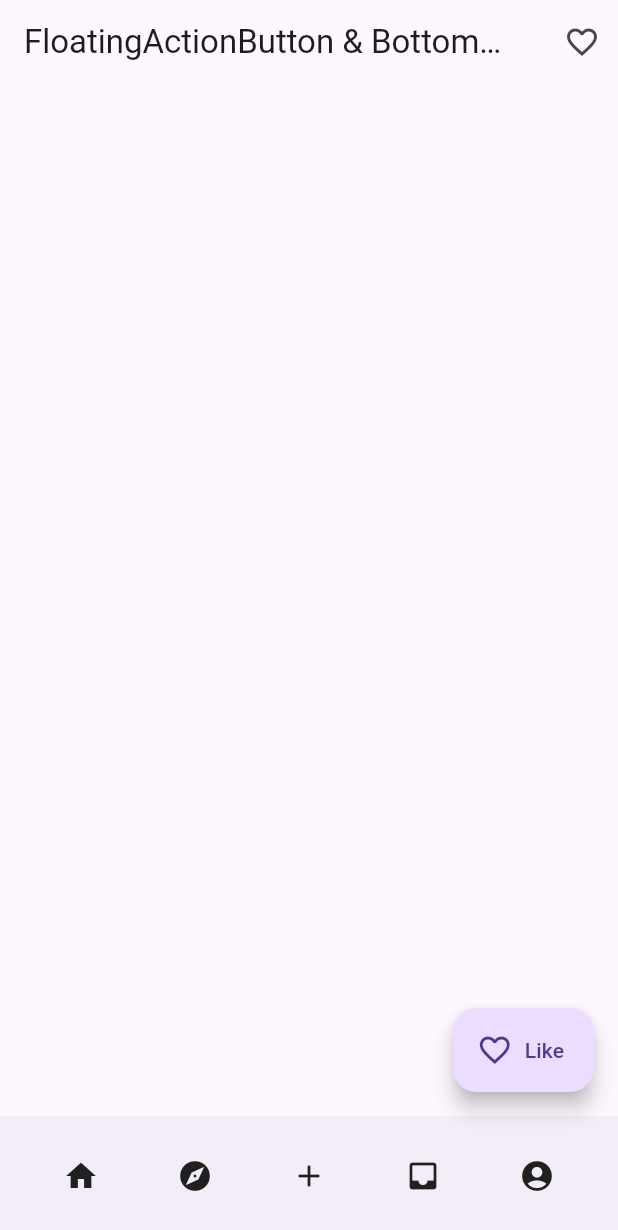
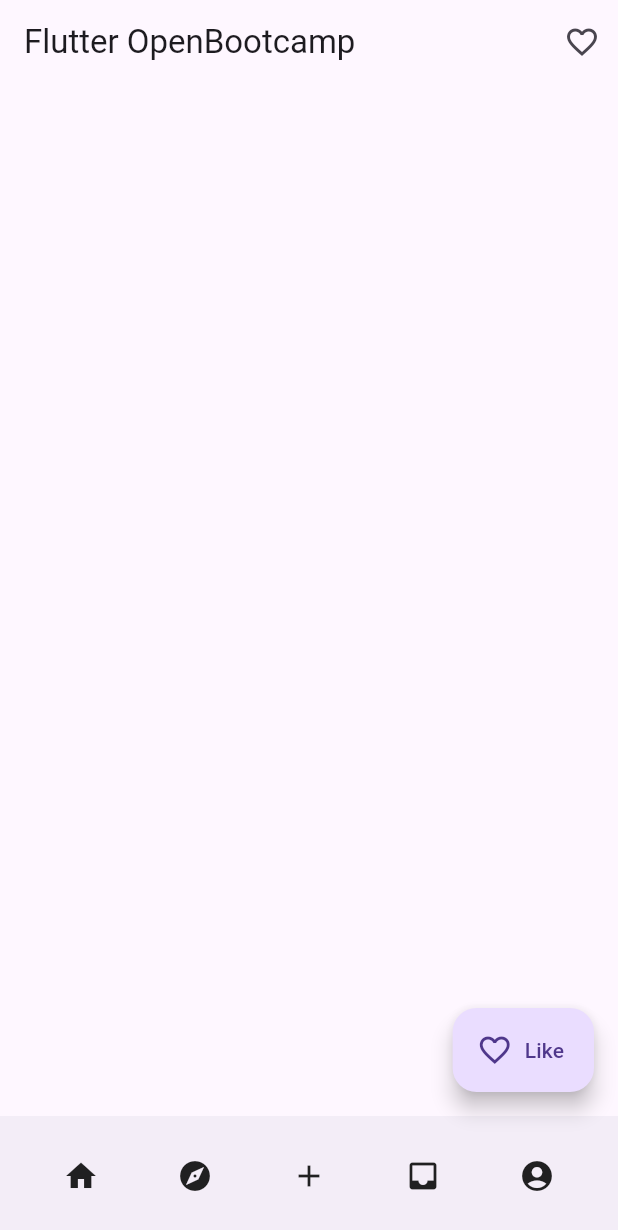
Before and after one commit to Miqueas/Learning-Notes, a Flutter app: the MyHomePage screen opened directly, on a phone screen of 412 x 824 dp. Shown: the top 1230 px of the screen. Run offline on Flutter 3.47's test engine with Material 3 defaults, Android fonts, the phone set to English and light mode, and no system bars.

Commit message:
Flutter: OpenBootcamp: cambios menores en floatingactionbutton_bottomappbar.dart

```diff
--- a/Flutter/open_bootcamp/lib/floatingactionbutton_bottomappbar.dart
+++ b/Flutter/open_bootcamp/lib/floatingactionbutton_bottomappbar.dart
@@ -1,4 +1,6 @@
 import "package:flutter/material.dart";
+
+const appTitle = "Flutter OpenBootcamp";
 
 void main() => runApp(const MyApp());
 
@@ -9,8 +11,8 @@ class MyApp extends StatelessWidget {
   Widget build(BuildContext context) {
     return const MaterialApp(
       debugShowCheckedModeBanner: false,
-      title: "Scaffold & AppBar",
-      home: MyHomePage(title: "FloatingActionButton & BottomAppBar"),
+      title: appTitle,
+      home: MyHomePage(title: appTitle),
     );
   }
 }
@@ -18,7 +20,7 @@ class MyApp extends StatelessWidget {
 class MyHomePage extends StatefulWidget {
   final String title;
 
-  const MyHomePage({super.key, required this.title}) : super();
+  const MyHomePage({super.key, required this.title});
 
   @override
   State<MyHomePage> createState() => _MyHomePageState();
```
